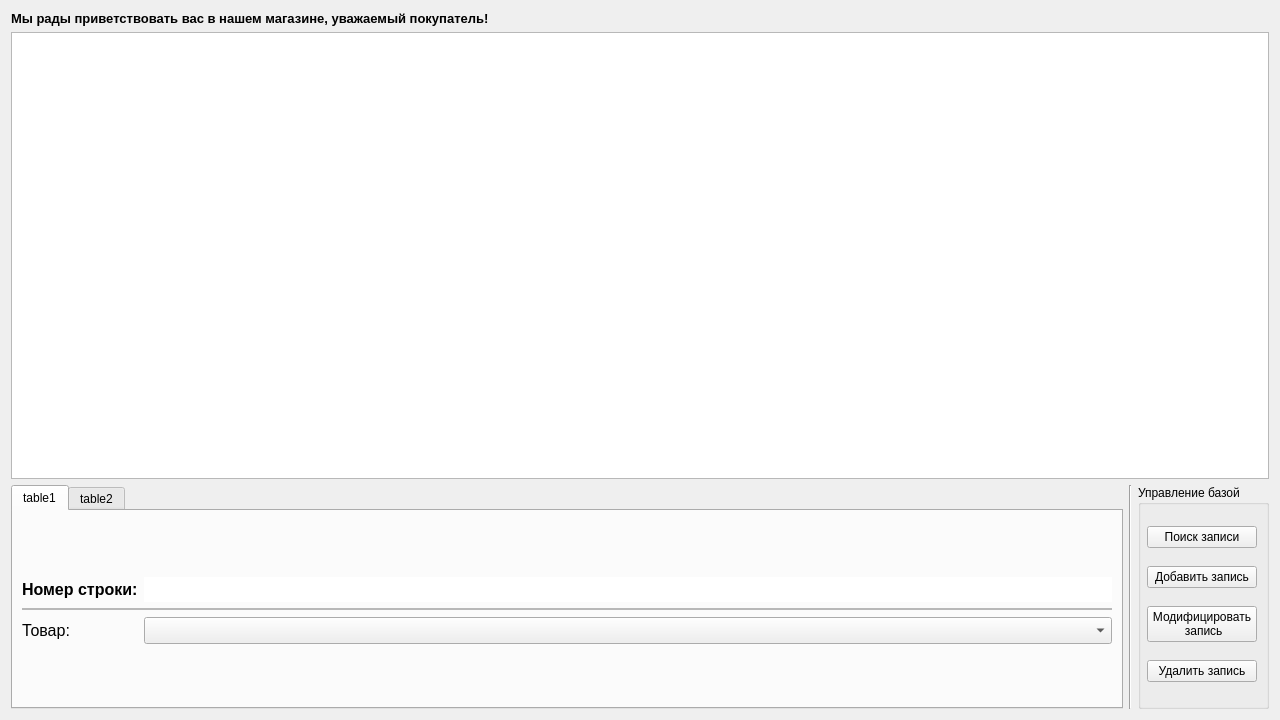
Before: the Qt Designer form 3 course/postgres_coursework/Views/BuyerForm.ui in Manerton/labs-se, drawn with Qt 5.
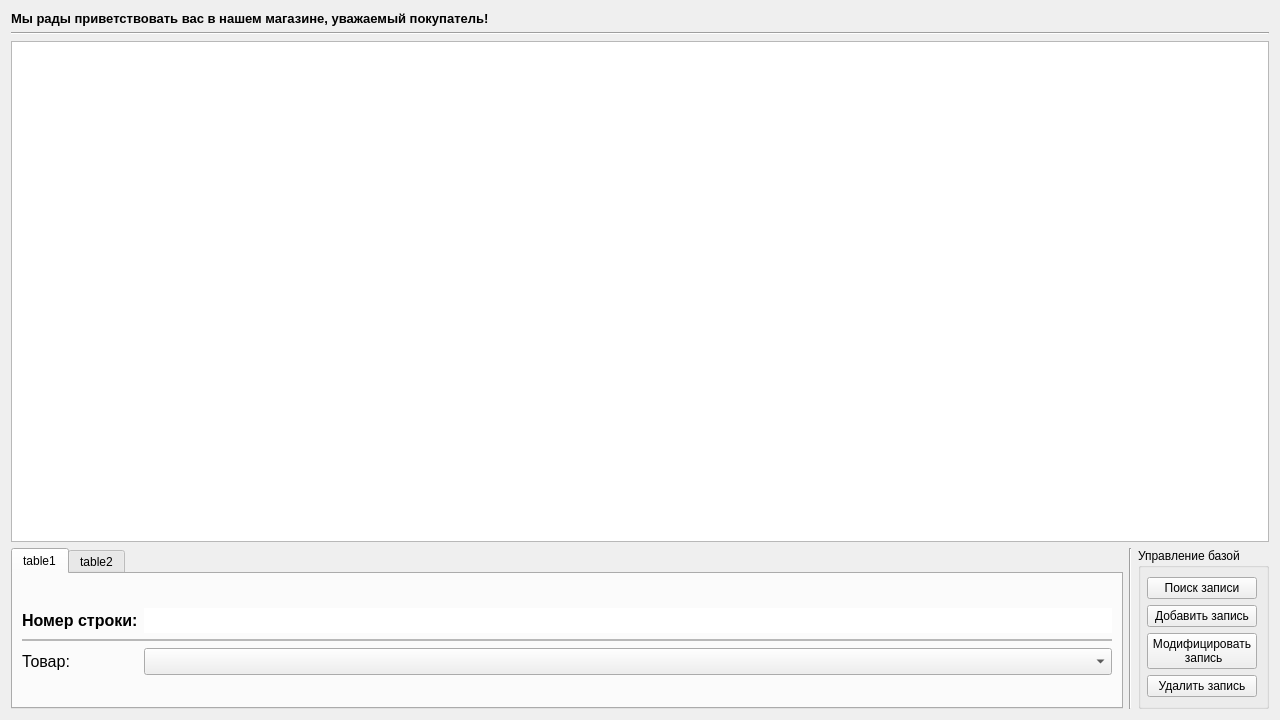
After: the same form once the commit is applied.

```diff
--- a/3 course/postgres_coursework/Views/BuyerForm.ui
+++ b/3 course/postgres_coursework/Views/BuyerForm.ui
@@ -13,85 +13,55 @@
   <property name="windowTitle">
    <string>Form</string>
   </property>
-  <layout class="QGridLayout" name="gridLayout_3" rowstretch="0,2,1">
-   <item row="2" column="1">
-    <widget class="Line" name="line">
-     <property name="frameShadow">
-      <enum>QFrame::Sunken</enum>
+  <layout class="QGridLayout" name="gridLayout_3" rowstretch="0,2,1,0">
+   <item row="3" column="2">
+    <widget class="QGroupBox" name="buttons">
+     <property name="title">
+      <string>Управление базой</string>
      </property>
-     <property name="orientation">
-      <enum>Qt::Vertical</enum>
-     </property>
-    </widget>
-   </item>
-   <item row="1" column="0" colspan="3">
-    <widget class="QTableView" name="tableView">
-     <property name="font">
-      <font>
-       <family>Segoe UI</family>
-       <pointsize>10</pointsize>
-      </font>
-     </property>
-     <property name="editTriggers">
-      <set>QAbstractItemView::NoEditTriggers</set>
-     </property>
-     <property name="tabKeyNavigation">
+     <property name="flat">
       <bool>false</bool>
      </property>
-     <property name="showDropIndicator" stdset="0">
+     <property name="checkable">
       <bool>false</bool>
      </property>
-     <property name="dragDropOverwriteMode">
-      <bool>false</bool>
-     </property>
-     <property name="alternatingRowColors">
-      <bool>true</bool>
-     </property>
-     <property name="selectionMode">
-      <enum>QAbstractItemView::SingleSelection</enum>
-     </property>
-     <property name="selectionBehavior">
-      <enum>QAbstractItemView::SelectRows</enum>
-     </property>
-     <property name="showGrid">
-      <bool>true</bool>
-     </property>
-     <property name="sortingEnabled">
-      <bool>false</bool>
-     </property>
-     <property name="cornerButtonEnabled">
-      <bool>false</bool>
-     </property>
-     <attribute name="horizontalHeaderCascadingSectionResizes">
-      <bool>true</bool>
-     </attribute>
-     <attribute name="horizontalHeaderMinimumSectionSize">
-      <number>37</number>
-     </attribute>
-     <attribute name="horizontalHeaderDefaultSectionSize">
-      <number>150</number>
-     </attribute>
-     <attribute name="horizontalHeaderStretchLastSection">
-      <bool>true</bool>
-     </attribute>
-     <attribute name="verticalHeaderCascadingSectionResizes">
-      <bool>false</bool>
-     </attribute>
-     <attribute name="verticalHeaderMinimumSectionSize">
-      <number>35</number>
-     </attribute>
-     <attribute name="verticalHeaderDefaultSectionSize">
-      <number>35</number>
-     </attribute>
-     <attribute name="verticalHeaderHighlightSections">
-      <bool>true</bool>
-     </attribute>
-     <attribute name="verticalHeaderShowSortIndicator" stdset="0">
-      <bool>true</bool>
-     </attribute>
+     <layout class="QVBoxLayout" name="buttons_layout_2">
+      <property name="leftMargin">
+       <number>6</number>
+      </property>
+      <item>
+       <widget class="QPushButton" name="pushButton_search">
+        <property name="text">
+         <string>Поиск записи</string>
+        </property>
+       </widget>
+      </item>
+      <item>
+       <widget class="QPushButton" name="pushButton_create">
+        <property name="text">
+         <string>Добавить запись</string>
+        </property>
+       </widget>
+      </item>
+      <item>
+       <widget class="QPushButton" name="pushButton_update">
+        <property name="text">
+         <string>Модифицировать
+ запись</string>
+        </property>
+       </widget>
+      </item>
+      <item>
+       <widget class="QPushButton" name="pushButton_remove">
+        <property name="text">
+         <string>Удалить запись</string>
+        </property>
+       </widget>
+      </item>
+     </layout>
     </widget>
    </item>
-   <item row="2" column="0">
+   <item row="3" column="0">
     <widget class="QTabWidget" name="tabWidget">
      <property name="currentIndex">
       <number>0</number>
@@ -215,51 +185,14 @@
      </widget>
     </widget>
    </item>
-   <item row="2" column="2">
-    <widget class="QGroupBox" name="buttons">
-     <property name="title">
-      <string>Управление базой</string>
+   <item row="3" column="1">
+    <widget class="Line" name="line">
+     <property name="frameShadow">
+      <enum>QFrame::Sunken</enum>
      </property>
-     <property name="flat">
-      <bool>false</bool>
+     <property name="orientation">
+      <enum>Qt::Vertical</enum>
      </property>
-     <property name="checkable">
-      <bool>false</bool>
-     </property>
-     <layout class="QVBoxLayout" name="buttons_layout_2">
-      <property name="leftMargin">
-       <number>6</number>
-      </property>
-      <item>
-       <widget class="QPushButton" name="pushButton_search">
-        <property name="text">
-         <string>Поиск записи</string>
-        </property>
-       </widget>
-      </item>
-      <item>
-       <widget class="QPushButton" name="pushButton_create">
-        <property name="text">
-         <string>Добавить запись</string>
-        </property>
-       </widget>
-      </item>
-      <item>
-       <widget class="QPushButton" name="pushButton_update">
-        <property name="text">
-         <string>Модифицировать
- запись</string>
-        </property>
-       </widget>
-      </item>
-      <item>
-       <widget class="QPushButton" name="pushButton_remove">
-        <property name="text">
-         <string>Удалить запись</string>
-        </property>
-       </widget>
-      </item>
-     </layout>
     </widget>
    </item>
    <item row="0" column="0">
@@ -277,6 +210,80 @@
      </property>
     </widget>
    </item>
+   <item row="2" column="0" colspan="3">
+    <widget class="QTableView" name="tableView">
+     <property name="font">
+      <font>
+       <family>Segoe UI</family>
+       <pointsize>10</pointsize>
+      </font>
+     </property>
+     <property name="editTriggers">
+      <set>QAbstractItemView::NoEditTriggers</set>
+     </property>
+     <property name="tabKeyNavigation">
+      <bool>false</bool>
+     </property>
+     <property name="showDropIndicator" stdset="0">
+      <bool>false</bool>
+     </property>
+     <property name="dragDropOverwriteMode">
+      <bool>false</bool>
+     </property>
+     <property name="alternatingRowColors">
+      <bool>true</bool>
+     </property>
+     <property name="selectionMode">
+      <enum>QAbstractItemView::SingleSelection</enum>
+     </property>
+     <property name="selectionBehavior">
+      <enum>QAbstractItemView::SelectRows</enum>
+     </property>
+     <property name="showGrid">
+      <bool>true</bool>
+     </property>
+     <property name="sortingEnabled">
+      <bool>false</bool>
+     </property>
+     <property name="cornerButtonEnabled">
+      <bool>false</bool>
+     </property>
+     <attribute name="horizontalHeaderCascadingSectionResizes">
+      <bool>true</bool>
+     </attribute>
+     <attribute name="horizontalHeaderMinimumSectionSize">
+      <number>37</number>
+     </attribute>
+     <attribute name="horizontalHeaderDefaultSectionSize">
+      <number>150</number>
+     </attribute>
+     <attribute name="horizontalHeaderStretchLastSection">
+      <bool>true</bool>
+     </attribute>
+     <attribute name="verticalHeaderCascadingSectionResizes">
+      <bool>false</bool>
+     </attribute>
+     <attribute name="verticalHeaderMinimumSectionSize">
+      <number>35</number>
+     </attribute>
+     <attribute name="verticalHeaderDefaultSectionSize">
+      <number>35</number>
+     </attribute>
+     <attribute name="verticalHeaderHighlightSections">
+      <bool>true</bool>
+     </attribute>
+     <attribute name="verticalHeaderShowSortIndicator" stdset="0">
+      <bool>true</bool>
+     </attribute>
+    </widget>
+   </item>
+   <item row="1" column="0" colspan="3">
+    <widget class="Line" name="line_3">
+     <property name="orientation">
+      <enum>Qt::Horizontal</enum>
+     </property>
+    </widget>
+   </item>
   </layout>
  </widget>
  <resources/>
```
